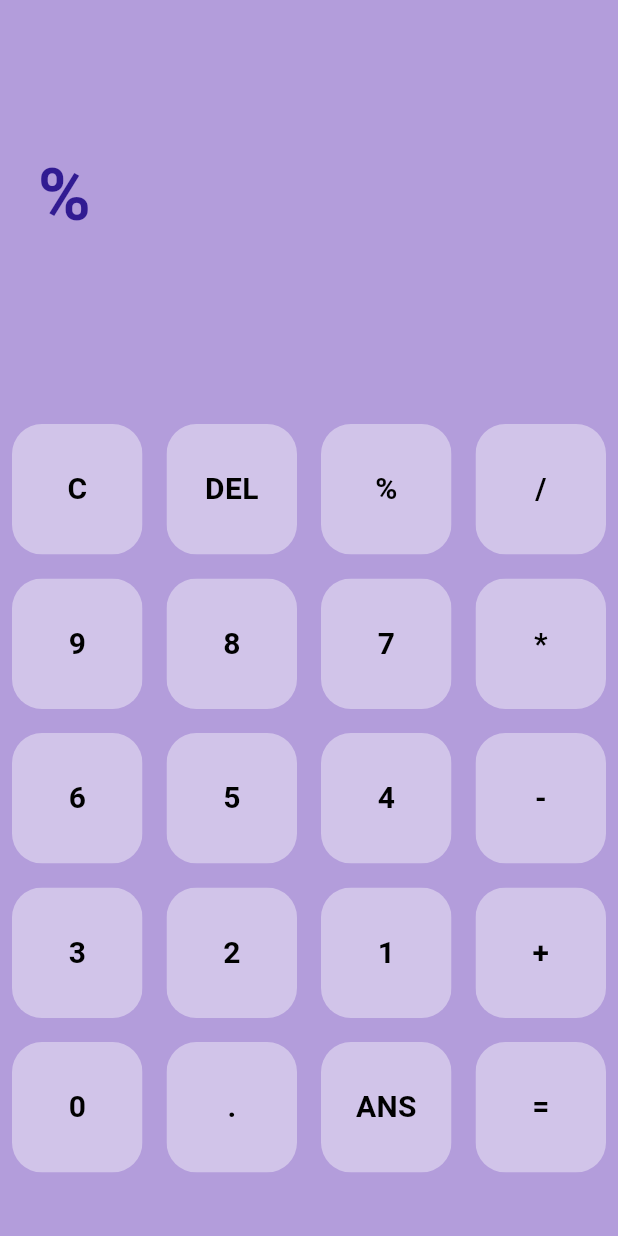
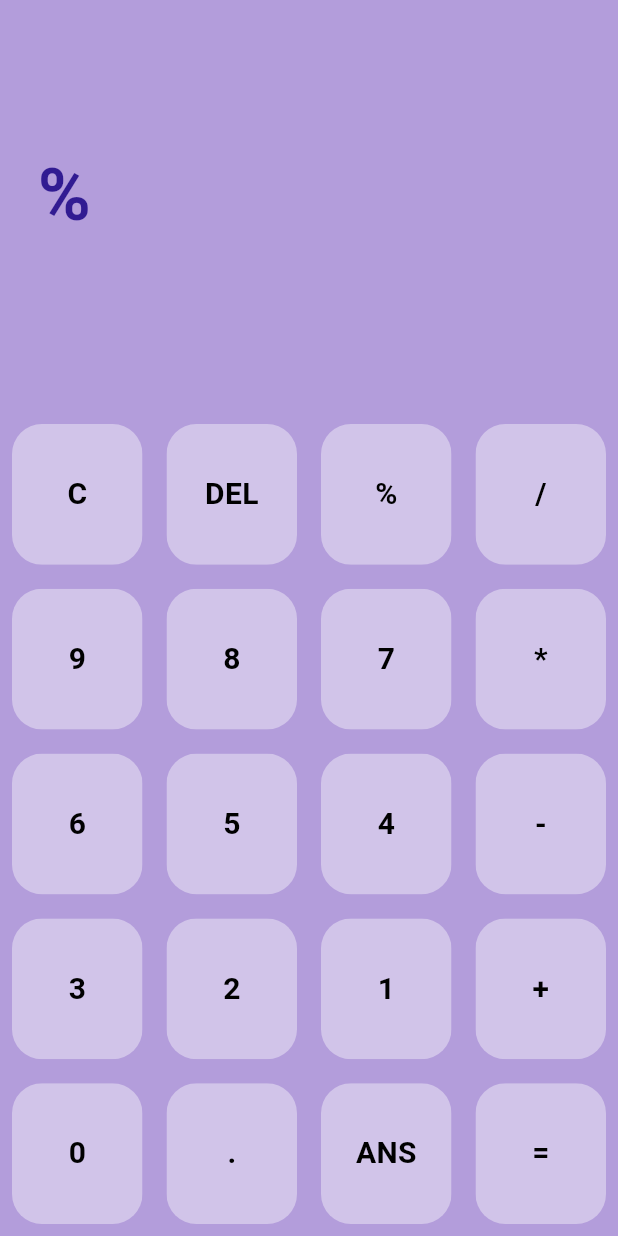
Before and after one commit to Colevy-Collins/calculator_app, a Flutter app: the screen it shows after launch, after a tap on an icon or button, on a phone screen of 412 x 824 dp. Run offline on Flutter 3.47's test engine with Material 3 defaults, Android fonts, the phone set to English and light mode, and no system bars; our stand-ins replace math_expressions.

```diff
--- a/documents/codesmell_refactoring.txt
+++ b/documents/codesmell_refactoring.txt
@@ -0,0 +1,4 @@
+CodeSmell 1: Rigidity in the UI makes it hard to see all button on different sized screens.
+   Refactor 1: Introduce Layout Manager via the LayoutBuilder instead of container and the addition of AspectRatio wrapped around the buttons
+CodeSmell 2: Deep Nesting of if statements in the pressButton method make the code hard to read and maintain.
+   Refactor 2: utilize the Strategy Pattern to create a new class for each button and implement the pressButton method in each class
--- /dev/null
+++ b/lib/basic_command.dart
@@ -0,0 +1,17 @@
+import 'command.dart';
+
+
+class BasicCommand implements Command {
+  final String buttonLabel;
+
+  BasicCommand(this.buttonLabel);
+
+  @override
+  List<String> execute(String userQuestion, String userAnswer) {
+    String question = userQuestion;
+    String answer = userAnswer;
+
+    question = question + buttonLabel; // Appends
+    return [question, answer]; // the button label to the current input
+  }
+}
--- /dev/null
+++ b/lib/clear_command.dart
@@ -0,0 +1,13 @@
+import 'command.dart';
+
+class ClearCommand implements Command {
+  @override
+  List<String> execute(String userQuestion, String userAnswer) {
+    String question = userQuestion;
+    String answer = userAnswer;
+
+    question = ''; // Clears the input
+    answer = ''; // Clears the answer
+    return [question, answer]; // Clears the input
+  }
+}
--- /dev/null
+++ b/lib/command.dart
@@ -0,0 +1,3 @@
+abstract class Command {
+  List<String> execute(String input1, String input2);
+}
--- /dev/null
+++ b/lib/delete_command.dart
@@ -0,0 +1,14 @@
+import 'command.dart';
+
+class DeleteCommand implements Command {
+  @override
+  List<String> execute(String userQuestion, String userAnswer) {
+    String question = userQuestion;
+    String answer = userAnswer;
+
+    question = userQuestion.isNotEmpty ? userQuestion.substring(0, userQuestion.length - 1) : userQuestion;
+
+    return [question, answer];
+
+  }
+}
--- a/lib/main.dart
+++ b/lib/main.dart
@@ -1,7 +1,11 @@
 import 'package:calculator/button.dart';
 import 'package:flutter/material.dart';
-import 'package:calculator/main.dart';
 import 'package:math_expressions/math_expressions.dart';
+import 'command.dart';
+import 'clear_command.dart';
+import 'delete_command.dart';
+import 'calculate_command.dart';
+import 'basic_command.dart';
 
 void main() {
   runApp(const MyApp());
@@ -30,56 +34,41 @@ class HomePage extends StatefulWidget {
 class _HomePageState extends State<HomePage> {
   String userQuestion = '';
   String userAnswer = '';
+  late Map<String, Command> commandMap;
 
-  final List buttons = [
-    'C', // buttons[0]
-    'DEL', // buttons[1]
-    '%', // buttons[2]
-    '/', // buttons[3]
-    '9', // buttons[4]
-    '8', // buttons[5]
-    '7', // buttons[6]
-    '*', // buttons[7]
-    '6', // buttons[8]
-    '5', // buttons[9]
-    '4', // buttons[10]
-    '-', // buttons[11]
-    '3', // buttons[12]
-    '2', // buttons[13]
-    '1', // buttons[14]
-    '+', // buttons[15]
-    '0', // buttons[16]
-    '.', // buttons[17]
-    'ANS', // buttons[18]
-    '=', // buttons[19]
+  final List<String> buttons = [
+    'C', 'DEL', '%', '/',
+    '9', '8', '7', '*',
+    '6', '5', '4', '-',
+    '3', '2', '1', '+',
+    '0', '.', 'ANS', '=',
   ];
 
-  void calculateExpression() {
-    Parser p = Parser();
-    Expression expression = p.parse(userQuestion);
-    ContextModel cm = ContextModel();
-    double eval = expression.evaluate(EvaluationType.REAL, cm);
+  @override
+  void initState() {
+    super.initState();
 
-    setState(() {
-      userAnswer = eval.toString();
-    });
+    // Initialize the command map
+    commandMap = {
+      'C': ClearCommand(),
+      'DEL': DeleteCommand(),
+      '=': CalculateCommand(),
+    };
+
+    // Add commands for each number and operator
+    for (String button in buttons) {
+      if (!commandMap.containsKey(button)) {
+        commandMap[button] = BasicCommand(button);
+      }
+    }
   }
 
   void pressedButton(String button) {
-    if (button == 'C') {
+    if (commandMap.containsKey(button)) {
+      List<String> result = commandMap[button]?.execute(userQuestion, userAnswer) ?? [userQuestion, userAnswer];
       setState(() {
-        userQuestion = '';
-        userAnswer = '';
-      });
-    } else if (button == 'DEL') {
-      setState(() {
-        userQuestion = userQuestion.substring(0, userQuestion.length - 1);
-      });
-    } else if (button == '=') {
-      calculateExpression();
-    } else {
-      setState(() {
-        userQuestion += button;
+        userQuestion = result[0];
+        userAnswer = result[1];
       });
     }
   }
@@ -126,26 +115,37 @@ class _HomePageState extends State<HomePage> {
           ),
         ),
 
-        // buttons
+        // Buttons with AspectRatio for consistent sizing
         Expanded(
           flex: 2,
-          child: Container(
-              height: 200,
-              child: GridView.builder(
-                  itemCount: buttons.length,
-                  physics: NeverScrollableScrollPhysics(),
-                  gridDelegate: SliverGridDelegateWithFixedCrossAxisCount(
-                      crossAxisCount: 4),
-                  itemBuilder: (context, index) {
-                    return MyButton(
-                      child: buttons[index],
+          child: LayoutBuilder(
+            builder: (context, constraints) {
+              double buttonWidth = constraints.maxWidth / 4; // 4 columns
+              double buttonHeight = constraints.maxHeight / 5; // 5 rows
+
+              return GridView.builder(
+                itemCount: buttons.length,
+                physics: NeverScrollableScrollPhysics(),
+                gridDelegate: SliverGridDelegateWithFixedCrossAxisCount(
+                  crossAxisCount: 4,
+                  childAspectRatio: buttonWidth / buttonHeight,
+                ),
+                itemBuilder: (context, index) {
+                  return AspectRatio(
+                    aspectRatio: 1, // Ensures the buttons are square
+                    child: MyButton(
+                      child: buttons[index], //button label
                       buttonColor: Colors.deepPurple[100],
                       textColor: Colors.black,
                       function: () {
                         pressedButton(buttons[index]);
                       },
-                    );
-                  })),
+                    ),
+                  );
+                },
+              );
+            },
+          ),
         ),
       ]),
     );
--- a/pubspec.yaml
+++ b/pubspec.yaml
@@ -15,6 +15,7 @@ dependencies:
   math_expressions: ^2.3.0
 
 dev_dependencies:
+  test: ^1.17.0
   flutter_test:
     sdk: flutter
 
```
Also changed, not shown: lib/calculate_command.dart (added, +17 -0 lines), 1 other file.
